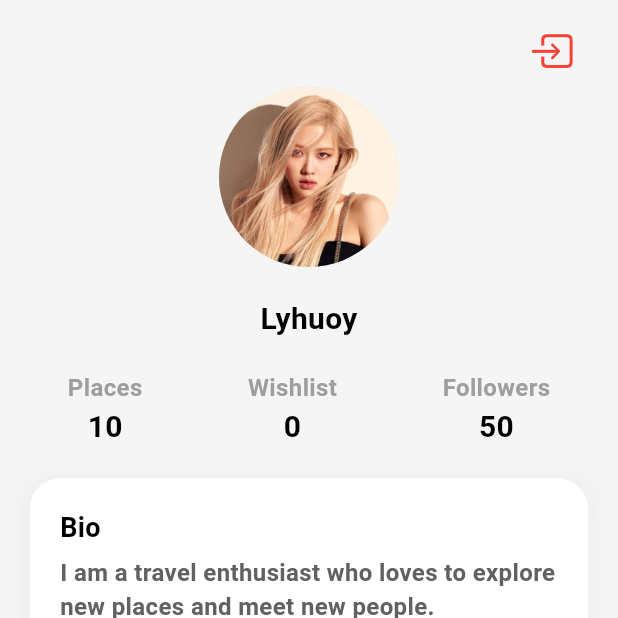
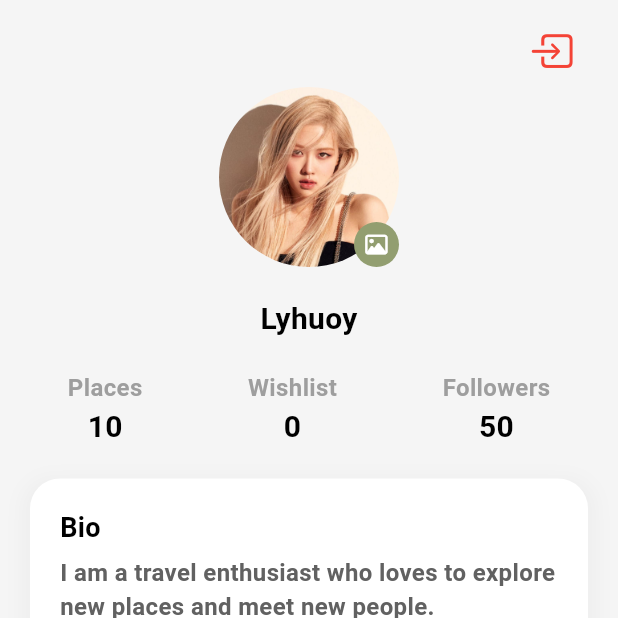
Before and after one commit to Lyhuoy/cambodia_travel_guide, a Flutter app: the ProfilePage screen opened by its route, on a phone screen of 412 x 824 dp, the top half of it. Run offline on Flutter 3.47's test engine with Material 3 defaults, Android fonts, the phone set to English and light mode, and no system bars; our stand-ins replace animate_do, font_awesome_flutter, google_fonts, image_picker, lottie, readmore and 1 more; network calls fail; project files that could hold a hidden picture were left out.

Commit message:
upload local image

```diff
--- a/lib/pages/profile_page.dart
+++ b/lib/pages/profile_page.dart
@@ -1,6 +1,11 @@
+import 'dart:io';
+
 import 'package:flutter/cupertino.dart';
 import 'package:flutter/material.dart';
+import 'package:flutter/services.dart';
+import 'package:font_awesome_flutter/font_awesome_flutter.dart';
 import 'package:google_fonts/google_fonts.dart';
+import 'package:image_picker/image_picker.dart';
 import 'package:provider/provider.dart';
 import 'package:travel_guide/provider/place_provider.dart';
 import 'package:travel_guide/themes/constants.dart';
@@ -238,7 +243,7 @@ class Interest extends StatelessWidget {
   }
 }
 
-class Profile extends StatelessWidget {
+class Profile extends StatefulWidget {
   const Profile({
     super.key,
     required this.wishListCount,
@@ -246,7 +251,24 @@ class Profile extends StatelessWidget {
 
   final int wishListCount;
 
-  // confirm logout
+  @override
+  State<Profile> createState() => _ProfileState();
+}
+
+class _ProfileState extends State<Profile> {
+  File? image;
+  Future pickImage() async {
+    try {
+      final image = await ImagePicker().pickImage(source: ImageSource.gallery);
+      if (image == null) return;
+      final imageTemp = File(image.path);
+      setState(() => this.image = imageTemp);
+    } on PlatformException catch (e) {
+      print('Failed to pick image: $e');
+    }
+  }
+
+  // image picker
   void confirmLogout(BuildContext context) {
     showDialog(
       context: context,
@@ -319,13 +341,74 @@ class Profile extends StatelessWidget {
             ),
           ],
         ),
-        const Row(
+        Row(
           mainAxisAlignment: MainAxisAlignment.center,
           children: [
-            CircleAvatar(
-              radius: 60,
-              backgroundImage: AssetImage('assets/images/profile2.jpeg'),
-            ),
+            image != null
+                ? Container(
+                    width: 120,
+                    height: 120,
+                    decoration: BoxDecoration(
+                      shape: BoxShape.circle,
+                      image: DecorationImage(
+                        image: FileImage(image!),
+                        fit: BoxFit.cover,
+                      ),
+                    ),
+                    child: Align(
+                      alignment: Alignment.bottomRight,
+                      child: Container(
+                        width: 30,
+                        height: 30,
+                        decoration: BoxDecoration(
+                          shape: BoxShape.circle,
+                          color: primaryColor,
+                        ),
+                        child: GestureDetector(
+                          onTap: pickImage,
+                          child: const Center(
+                            child: FaIcon(
+                              FontAwesomeIcons.image,
+                              color: Colors.white,
+                              size: 15,
+                            ),
+                          ),
+                        ),
+                      ),
+                    ),
+                  )
+                : Container(
+                    width: 120,
+                    height: 120,
+                    decoration: const BoxDecoration(
+                      shape: BoxShape.circle,
+                      image: DecorationImage(
+                        image: AssetImage('assets/images/profile2.jpeg'),
+                        fit: BoxFit.cover,
+                      ),
+                    ),
+                    child: Align(
+                      alignment: Alignment.bottomRight,
+                      child: Container(
+                        width: 30,
+                        height: 30,
+                        decoration: BoxDecoration(
+                          shape: BoxShape.circle,
+                          color: primaryColor,
+                        ),
+                        child: GestureDetector(
+                          onTap: pickImage,
+                          child: const Center(
+                            child: FaIcon(
+                              FontAwesomeIcons.image,
+                              color: Colors.white,
+                              size: 15,
+                            ),
+                          ),
+                        ),
+                      ),
+                    ),
+                  )
           ],
         ),
         const SizedBox(height: 20.0),
@@ -357,7 +440,7 @@ class Profile extends StatelessWidget {
                   style: TextStyle(color: Colors.grey, fontSize: 16, fontWeight: FontWeight.bold),
                 ),
                 Text(
-                  wishListCount.toString(),
+                  widget.wishListCount.toString(),
                   style: const TextStyle(color: Colors.black, fontSize: 20, fontWeight: FontWeight.bold),
                 ),
               ],
--- a/pubspec.yaml
+++ b/pubspec.yaml
@@ -19,9 +19,7 @@ dependencies:
   readmore: ^2.2.0
   http: ^1.2.0
   lottie: ^3.0.0
-  flutter_staggered_grid_view: ^0.7.0
-  iconify_flutter: ^0.0.5
-  transparent_image: ^2.0.1
+  image_picker: ^1.0.7
 
 dev_dependencies:
   flutter_test:
```
Also changed, not shown: pubspec.lock, 2 other files.
